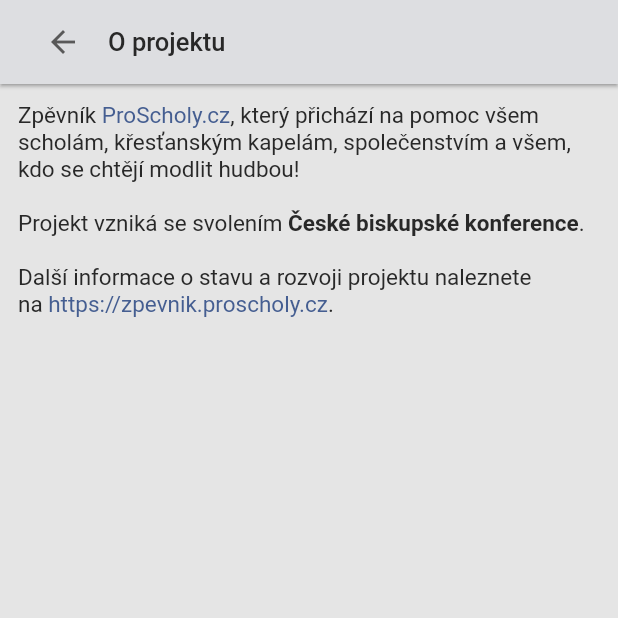
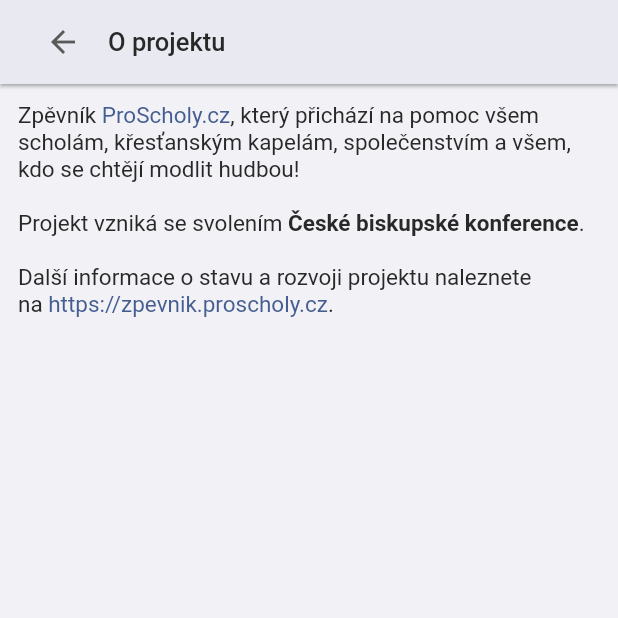
Before and after one commit to glowspace/proscholy-phone, a Flutter app: the UserScreen screen opened by its route, after a tap on "O projektu", on a phone screen of 412 x 824 dp, the top half of it. Run offline on Flutter 3.47's test engine with Material 2 defaults, Android fonts, the phone set to English and light mode, and no system bars; our stand-ins replace adaptive_dialog, auto_size_text, diacritic, dotted_border, flutter_speed_dial, flutter_svg and 15 more; missing offline and left inert: flutter_cached_pdfview, flutter_quill; accounts and stored records are empty; generated files the repository leaves out were written again; network calls fail; statements that could not run were skipped.

Commit message:
fix background color

```diff
--- a/lib/theme.dart
+++ b/lib/theme.dart
@@ -3,7 +3,7 @@ import 'package:flutter/material.dart';
 import 'package:google_fonts/google_fonts.dart';
 import 'package:zpevnik/constants.dart';
 
-const Color lightBackgroundColor = Color(0xffe5e5e5);
+const Color lightBackgroundColor = Color(0xfff2f1f6);
 const Color darkBackgroundColor = Color(0xff000000);
 
 const Color lightTitleColor = Color(0xff3d3636);
```
